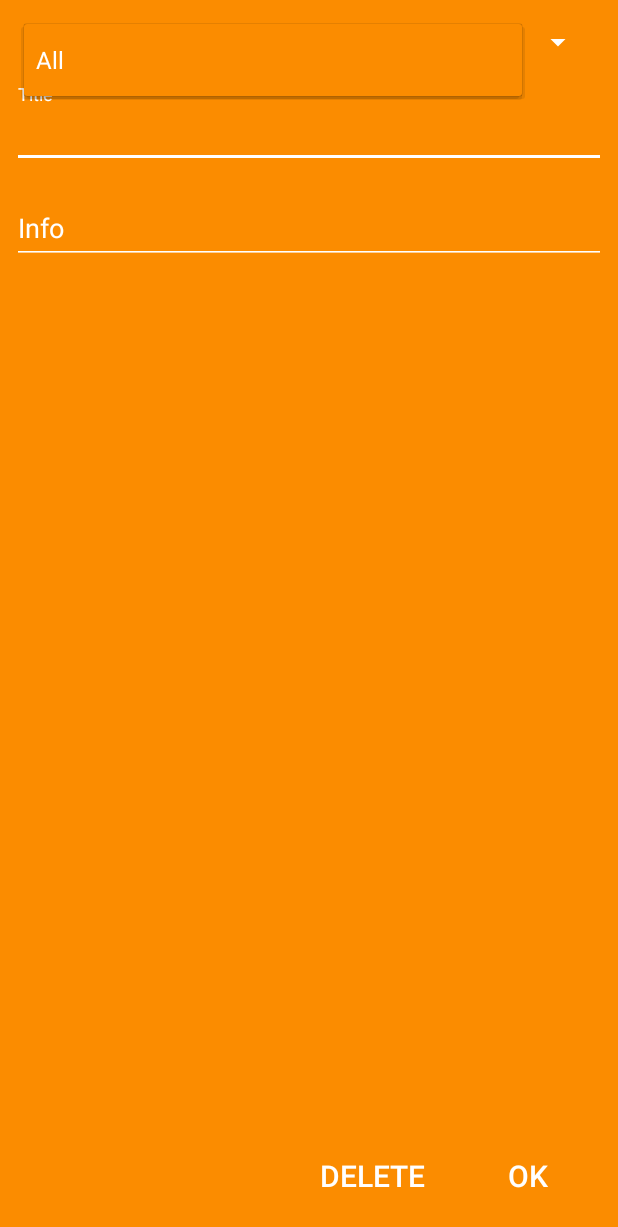
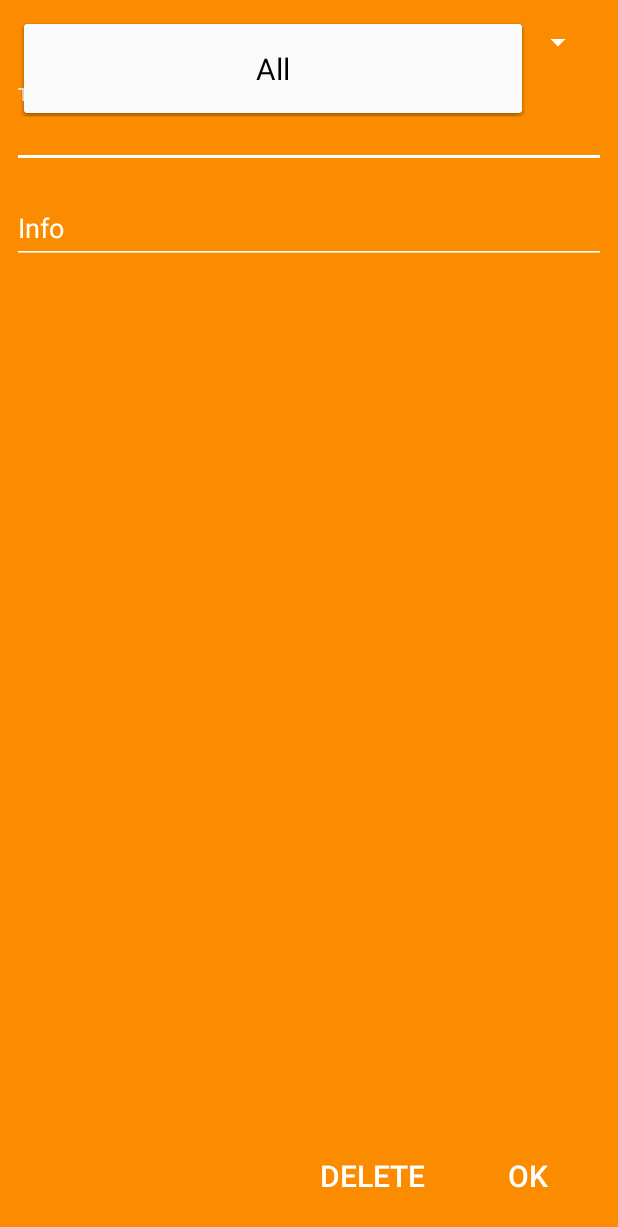
Before and after one commit to opnay/Todo, an Android app: the ModifyActivity screen opened directly, with no data from a screen before it, after a tap on "All", on a phone screen of 412 x 824 dp. Shown: the top 1227 px of the screen. Run offline under Robolectric (Android 15) with nearby library versions, the phone set to English and light mode, and no system bars; 6 statements that could not run were skipped.

Commit message:
ModifyActivity: Update Spinner and App.Modify theme - Use android:windowBackground - Add spinner and spinner_checked.   - category_spinner: for Dropdown items   - category_spinner_checked: Selected Spinner item

```diff
--- a/app/src/main/java/com/opnay/todo/ModifyActivity.kt
+++ b/app/src/main/java/com/opnay/todo/ModifyActivity.kt
@@ -18,9 +18,9 @@ class ModifyActivity : AppCompatActivity() {
     private val data: TodoData by lazy { TodoPreference.prefData[dataIndex] }
 
     private val spinAdapter by lazy {
-        ArrayAdapter<String>(this, android.R.layout.simple_spinner_item)
+        ArrayAdapter<String>(this, R.layout.category_spinner_checked)
                 .apply {
-                    setDropDownViewResource(android.R.layout.simple_spinner_dropdown_item)
+                    setDropDownViewResource(R.layout.category_spinner)
                     addAll(TodoPreference.catData)
                 }
     }
--- /dev/null
+++ b/app/src/main/res/layout/category_spinner.xml
@@ -0,0 +1,13 @@
+<?xml version="1.0" encoding="utf-8"?>
+<TextView xmlns:android="http://schemas.android.com/apk/res/android"
+    xmlns:tools="http://schemas.android.com/tools"
+    android:id="@android:id/text1"
+    android:layout_width="match_parent"
+    android:layout_height="wrap_content"
+    android:padding="@dimen/toolbar_margin"
+    android:textAlignment="center"
+    android:textColor="@android:color/black"
+    android:textSize="@dimen/toolbar_font_size"
+    tools:text="SpinnerText">
+
+</TextView>
--- /dev/null
+++ b/app/src/main/res/layout/category_spinner_checked.xml
@@ -0,0 +1,12 @@
+<?xml version="1.0" encoding="utf-8"?>
+<TextView xmlns:android="http://schemas.android.com/apk/res/android"
+    xmlns:tools="http://schemas.android.com/tools"
+    android:id="@android:id/text1"
+    android:layout_width="match_parent"
+    android:layout_height="wrap_content"
+    android:textAlignment="center"
+    android:textSize="@dimen/toolbar_font_size"
+    android:textColor="@android:color/white"
+    tools:text="SpinnerText">
+
+</TextView>
--- a/app/src/main/res/values/styles.xml
+++ b/app/src/main/res/values/styles.xml
@@ -9,7 +9,7 @@
     <style name="App.Dialog" parent="ThemeOverlay.AppCompat.Dialog.Alert" />
 
     <style name="App.Modify">
-        <item name="android:colorBackground">@color/colorPrimary</item>
+        <item name="android:windowBackground">@color/colorPrimary</item>
         <item name="android:textColor">@color/whiteText</item>
         <item name="android:textColorHint">@color/whiteText</item>
         <item name="colorAccent">@android:color/white</item>
```
